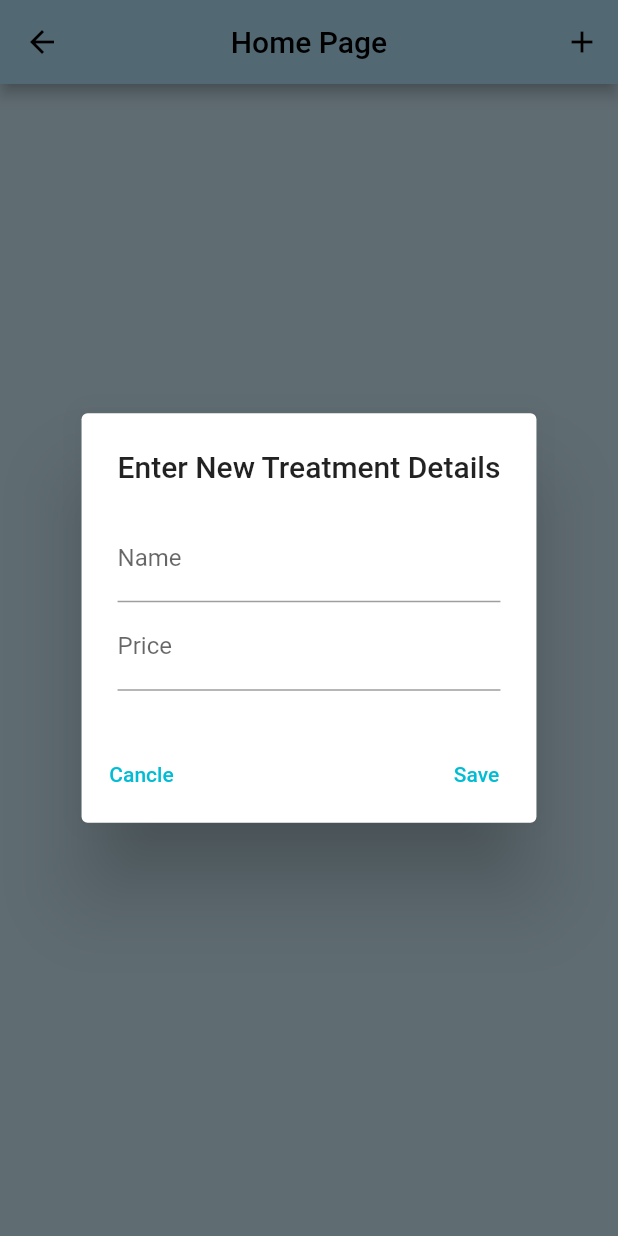
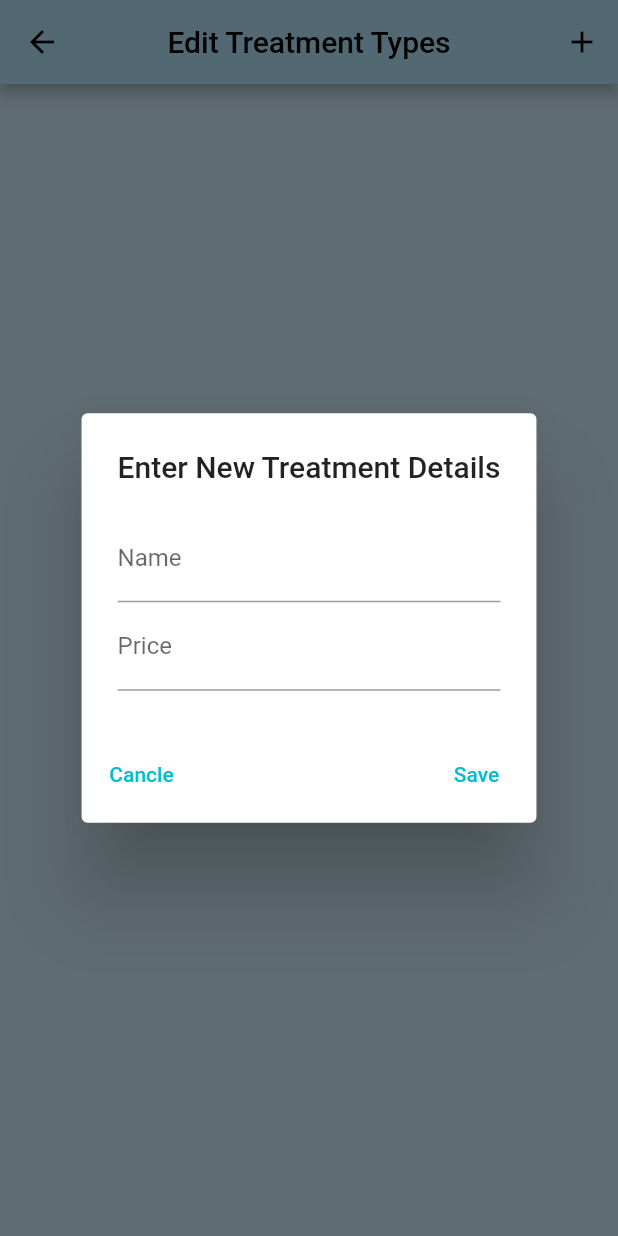
Before and after one commit to eizikr/MyDentist, a Flutter app: the TreatmentTypesPage screen opened directly, after a tap on the "add" icon, on a phone screen of 412 x 824 dp. Run offline on Flutter 3.47's test engine with Material 2 defaults, Android fonts, the phone set to English and light mode, and no system bars; our stand-ins replace cloud_firestore, date_field, firebase_auth, firebase_core, fluttertoast, google_fonts; missing offline and left inert: side_navigation; accounts and stored records are empty.

Commit message:
Edit treatment types (Edit,Add,Delete)

```diff
--- a/lib/pages/login_screen.dart
+++ b/lib/apps/home/login_screen.dart
@@ -1,7 +1,7 @@
 import 'package:firebase_auth/firebase_auth.dart';
 import 'package:flutter/material.dart';
 import 'package:my_dentist/our_widgets/our_widgets.dart';
-import '../auth.dart';
+import '../../auth.dart';
 
 import 'package:fluttertoast/fluttertoast.dart';
 import 'package:google_fonts/google_fonts.dart';
@@ -128,7 +128,7 @@ class _LoginPageState extends State<LoginPage> {
     var screenHeight = queryData.size.height;
 
     return loading == true
-        ? const LoadingPage()
+        ? const LoadingPage(loadingText: "Loading home page")
         : Scaffold(
             body: SafeArea(
               child: Center(
--- a/lib/pages/add_patient.dart
+++ b/lib/apps/patient/pages/add_patient.dart
@@ -2,7 +2,7 @@ import 'package:cloud_firestore/cloud_firestore.dart';
 import 'package:flutter/material.dart';
 import 'package:date_field/date_field.dart';
 import 'package:flutter/services.dart';
-import '../modules/patient.dart';
+import '/modules/patient.dart';
 
 class AddPatientPage extends StatefulWidget {
   const AddPatientPage({super.key});
--- a/lib/pages/patient_card.dart
+++ b/lib/apps/patient/pages/patient_card.dart
@@ -1,7 +1,7 @@
 import 'package:flutter/material.dart';
-import 'package:my_dentist/patient_show/comunication_info.dart';
-import 'package:my_dentist/patient_show/private_info.dart';
-import 'package:my_dentist/patient_show/status_info.dart';
+import 'package:my_dentist/apps/patient/patient_show/comunication_info.dart';
+import 'package:my_dentist/apps/patient/patient_show/private_info.dart';
+import 'package:my_dentist/apps/patient/patient_show/status_info.dart';
 import 'package:side_navigation/side_navigation.dart';
 
 class PatientCard extends StatefulWidget {
--- a/lib/pages/show_patient.dart
+++ b/lib/apps/patient/pages/show_patient.dart
@@ -1,6 +1,6 @@
 import 'package:cloud_firestore/cloud_firestore.dart';
 import 'package:flutter/material.dart';
-import '../modules/patient.dart';
+import '/modules/patient.dart';
 
 class ShowPatient extends StatefulWidget {
   const ShowPatient({super.key});
--- a/lib/patient_show/private_info.dart
+++ b/lib/apps/patient/patient_show/private_info.dart
@@ -22,7 +22,7 @@ class PatientPrivateInfo extends StatelessWidget {
             return privateInfoScreen(data);
             //Center(child: Text('First name: ${data['first_name']}'));
           }
-          return loadingCircule();
+          return loadingCircule('Loading private info...');
         })));
   }
 }
--- /dev/null
+++ b/lib/apps/treatments/treatment_types.dart
@@ -0,0 +1,156 @@
+import 'package:cloud_firestore/cloud_firestore.dart';
+import 'package:flutter/material.dart';
+import 'package:flutter/services.dart';
+import 'package:my_dentist/modules/treatments.dart';
+import 'package:my_dentist/our_widgets/our_widgets.dart';
+
+class TreatmentTypesPage extends StatefulWidget {
+  const TreatmentTypesPage({super.key});
+
+  @override
+  State<TreatmentTypesPage> createState() => _TreatmentTypesPageState();
+}
+
+class _TreatmentTypesPageState extends State<TreatmentTypesPage> {
+  final nameController = TextEditingController();
+  final priceController = TextEditingController();
+
+  @override
+  Widget build(BuildContext context) {
+    Stream<List<TreatmentType>> readPatients() => FirebaseFirestore.instance
+        .collection('Treatment Types')
+        .snapshots()
+        .map((snapshot) => snapshot.docs
+            .map((doc) => TreatmentType.fromJson(doc.data()))
+            .toList());
+
+    Widget buildPatient(TreatmentType treatmentInstance) => ListTile(
+          leading: TextButton(
+            onPressed: () async {
+              nameController.text = treatmentInstance.name;
+              await addTreatmentDialog(context,
+                  title: "Edit '${treatmentInstance.name}' Treatment cost",
+                  isEdit: true);
+              nameController.clear();
+            },
+            child: Text(
+              "${treatmentInstance.name}  -  ${treatmentInstance.price} ₪ \n",
+              style: const TextStyle(color: Colors.black),
+            ),
+          ),
+        );
+
+    return Scaffold(
+      appBar: AppBar(
+        title: const Text(
+          'Edit Treatment Types',
+        ),
+        centerTitle: true,
+        backgroundColor: Colors.lightBlue[100],
+        actions: [
+          IconButton(
+            icon: const Icon(Icons.add),
+            onPressed: (() async {
+              await addTreatmentDialog(context,
+                  title: 'Enter New Treatment Details');
+            }),
+            tooltip: 'Add Treatment Type',
+          ),
+        ],
+      ),
+      body: Container(
+        alignment: Alignment.center,
+        padding: const EdgeInsets.all(25),
+        child: StreamBuilder<List<TreatmentType>>(
+          stream: readPatients(),
+          builder: (context, snapshot) {
+            if (snapshot.hasError) {
+              return Text('somthing went wrong ${snapshot.error}');
+            } else if (snapshot.hasData) {
+              final patients = snapshot.data!;
+              return Container(
+                alignment: Alignment.center,
+                child: ListView(
+                  children: patients.map(buildPatient).toList(),
+                ),
+              );
+            } else {
+              return const LoadingPage(loadingText: "Loading treatments...");
+            }
+          },
+        ),
+      ),
+    );
+  }
+
+  Future<void> addTreatmentDialog(context,
+          {bool isEdit = false, required String title}) =>
+      showDialog<void>(
+        context: context,
+        builder: (context) => AlertDialog(
+          title: Text(title),
+          content: SingleChildScrollView(
+            child: Column(
+              children: [
+                TextField(
+                  readOnly: isEdit ? true : false,
+                  decoration: const InputDecoration(labelText: 'Name'),
+                  controller: nameController,
+                ),
+                TextField(
+                  decoration: const InputDecoration(labelText: 'Price'),
+                  controller: priceController,
+                  inputFormatters: [
+                    FilteringTextInputFormatter.digitsOnly,
+                  ],
+                ),
+              ],
+            ),
+          ),
+          actions: [
+            Row(
+              mainAxisAlignment: MainAxisAlignment.spaceBetween,
+              children: [
+                TextButton(
+                  child: const Text('Cancle'),
+                  onPressed: () => Navigator.of(context).pop(),
+                ),
+                isEdit
+                    ? TextButton(
+                        child: const Text('delete'),
+                        onPressed: () => {
+                          deleteTreatmentTyoe(nameController.text),
+                          Navigator.of(context).pop()
+                        },
+                      )
+                    : Container(),
+                TextButton(
+                  onPressed: () async => submitNewTreatment(context),
+                  child: const Text('Save'),
+                ),
+              ],
+            )
+          ],
+        ),
+      );
+
+  void submitNewTreatment(BuildContext context) {
+    bool isEntyFields = false;
+    if (nameController.text.isEmpty) {
+      errorToast('Please enter a name');
+    } else if (priceController.text.isEmpty) {
+      errorToast('Please enter a price');
+    } else {
+      createTreatmentType(
+        nameController.text,
+        double.parse(priceController.text),
+      );
+      isEntyFields = true;
+    }
+    if (isEntyFields) {
+      nameController.clear();
+      priceController.clear();
+      Navigator.of(context).pop();
+    }
+  }
+}
--- a/lib/pages/treatment_types.dart
+++ /dev/null
@@ -1,98 +0,0 @@
-import 'package:flutter/material.dart';
-import 'package:flutter/services.dart';
-import 'package:my_dentist/modules/treatments.dart';
-
-class TreatmentTypesPage extends StatefulWidget {
-  const TreatmentTypesPage({super.key});
-
-  @override
-  State<TreatmentTypesPage> createState() => _TreatmentTypesPageState();
-}
-
-class _TreatmentTypesPageState extends State<TreatmentTypesPage> {
-  final nameController = TextEditingController();
-  final priceController = TextEditingController();
-
-  @override
-  Widget build(BuildContext context) {
-    return Scaffold(
-      appBar: AppBar(
-          title: const Text('Home Page'),
-          centerTitle: true,
-          backgroundColor: Colors.lightBlue[100],
-          actions: [
-            IconButton(
-              icon: const Icon(Icons.add),
-              onPressed: (() async {
-                await addTreatmentDialog(context);
-              }),
-              tooltip: 'Add Treatment Type',
-            ),
-          ]),
-      body: Container(
-        alignment: Alignment.center,
-        padding: const EdgeInsets.all(25),
-        child: Container(),
-      ),
-    );
-  }
-
-  Future<List<String>> getButtonList() async {
-    List<TreatmentType> treatmentList =
-        await TreatmentType.readTreatmentTypes();
-    List<String> list = [];
-    for (TreatmentType type in treatmentList) {
-      list.add('Treatment:${type.name}, Price:${type.price}₪');
-    }
-    return list;
-  }
-
-  Future<void> addTreatmentDialog(context) => showDialog<void>(
-        context: context,
-        builder: (context) => AlertDialog(
-          title: const Text('Enter New Treatment Details'),
-          content: SingleChildScrollView(
-            child: Column(
-              children: [
-                TextField(
-                  decoration: const InputDecoration(labelText: 'Name'),
-                  controller: nameController,
-                ),
-                TextField(
-                  decoration: const InputDecoration(labelText: 'Price'),
-                  controller: priceController,
-                  inputFormatters: [
-                    FilteringTextInputFormatter.digitsOnly,
-                  ],
-                ),
-              ],
-            ),
-          ),
-          actions: [
-            Row(
-              mainAxisAlignment: MainAxisAlignment.spaceBetween,
-              children: [
-                TextButton(
-                  child: const Text('Cancle'),
-                  onPressed: () => Navigator.of(context).pop(),
-                ),
-                TextButton(
-                  onPressed: () async => submitNewTreatment(context),
-                  child: const Text('Save'),
-                ),
-              ],
-            )
-          ],
-        ),
-      );
-
-  void submitNewTreatment(BuildContext context) {
-    createTreatmentType(
-      nameController.text,
-      double.parse(priceController.text),
-    );
-    nameController.clear();
-    priceController.clear();
-    Navigator.of(context).pop();
-  }
-}
--- a/lib/widget_tree.dart
+++ b/lib/widget_tree.dart
@@ -1,6 +1,6 @@
 import 'package:firebase_auth/firebase_auth.dart';
-import 'package:my_dentist/pages/home_page.dart';
-import 'package:my_dentist/pages/login_screen.dart';
+import 'package:my_dentist/apps/home/home_page.dart';
+import 'package:my_dentist/apps/home/login_screen.dart';
 import 'package:flutter/material.dart';
 
 /*
```
Also changed, not shown: lib/apps/home/home_page.dart (renamed from lib/pages/home_page.dart, +4 -4 lines), lib/apps/patient/patient_show/comunication_info.dart (renamed from lib/patient_show/status_info.dart, +18 -7 lines), lib/apps/patient/patient_show/status_info.dart (renamed from lib/patient_show/comunication_info.dart, +7 -18 lines), lib/modules/treatments.dart (+17 -0 lines), lib/our_widgets/our_widgets.dart (+5 -5 lines).
